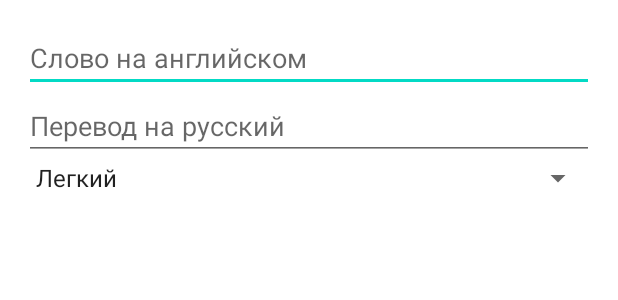
After one commit to AreeStone/EnglishTrain, an Android app: the layout dialog_edit_word.xml on its own in the app's theme, with its tools: preview values and no code run, on a phone screen of 412 x 824 dp. The commit adds this screen. Shown: the top 300 px of the screen. Run offline under Robolectric (Android 15) with nearby library versions, the phone set to English and light mode, and no system bars.

Commit message:
add edit word

```diff
--- /dev/null
+++ b/app/src/main/res/layout/dialog_edit_word.xml
@@ -0,0 +1,25 @@
+<?xml version="1.0" encoding="utf-8"?>
+<LinearLayout xmlns:android="http://schemas.android.com/apk/res/android"
+    android:layout_width="match_parent"
+    android:layout_height="wrap_content"
+    android:orientation="vertical"
+    android:padding="16dp">
+
+    <EditText
+        android:id="@+id/et_edit_english"
+        android:layout_width="match_parent"
+        android:layout_height="wrap_content"
+        android:hint="Слово на английском" />
+
+    <EditText
+        android:id="@+id/et_edit_russian"
+        android:layout_width="match_parent"
+        android:layout_height="wrap_content"
+        android:hint="Перевод на русский" />
+
+    <Spinner
+        android:id="@+id/spinner_edit_difficulty"
+        android:layout_width="match_parent"
+        android:layout_height="wrap_content"
+        android:entries="@array/difficulty_levels"/>
+</LinearLayout>
```
Also changed, not shown: app/src/main/java/com/example/englishtrain/DictionaryDbHelper.kt (+13 -0 lines), app/src/main/java/com/example/englishtrain/activities/DictionaryActivity.kt (+32 -1 lines), app/src/main/java/com/example/englishtrain/adapters/WordAdapter.kt (+8 -1 lines).
